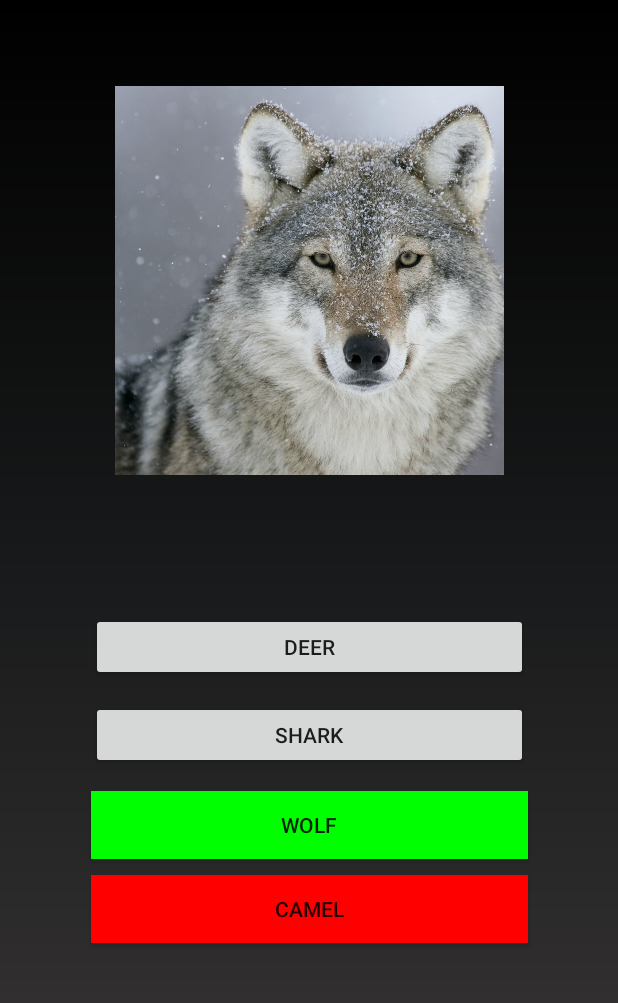
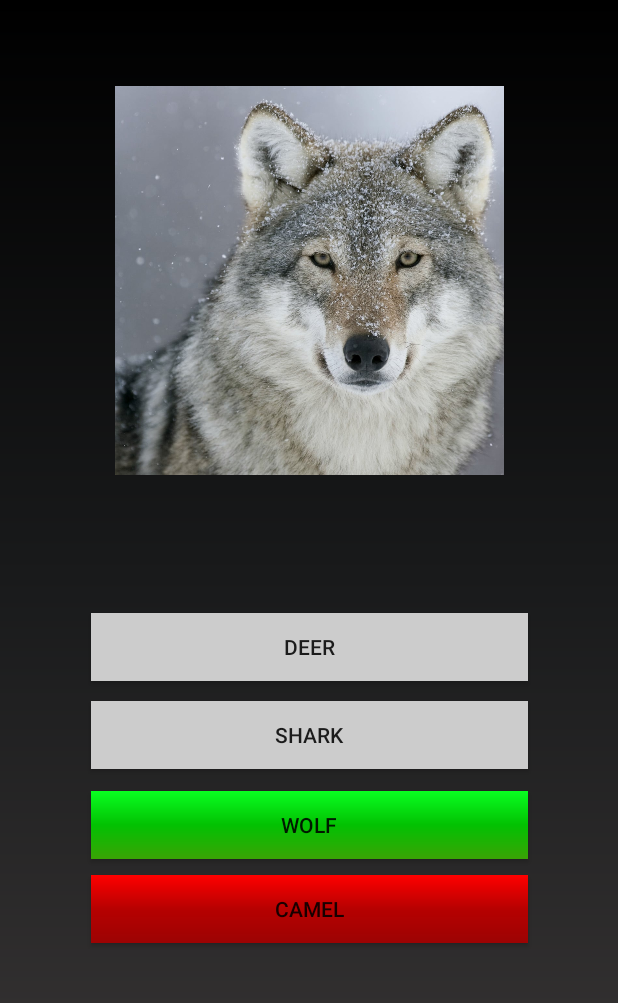
Before and after one commit to asen1995/Learning-animals-app, an Android app: the QuizAnimalActivity screen opened directly, with no data from a screen before it, after a tap on "WOLF", on a phone screen of 412 x 824 dp, the part 84-1087 px from its top. Run offline under Robolectric (Android 15) with nearby library versions, the phone set to English and light mode, and no system bars; 1 other tap on this screen came first.

Commit message:
button correct/wrong gradients

```diff
--- a/app/src/main/java/com/asennikolaev/learninganimals/activities/QuizAnimalActivity.java
+++ b/app/src/main/java/com/asennikolaev/learninganimals/activities/QuizAnimalActivity.java
@@ -10,7 +10,6 @@ import android.util.Log;
 import android.view.View;
 import android.widget.Button;
 import android.widget.ImageView;
-import android.widget.Toast;
 
 import com.asennikolaev.learninganimals.R;
 import com.asennikolaev.learninganimals.model.QuizGame;
@@ -18,8 +17,6 @@ import com.asennikolaev.learninganimals.model.QuizModel;
 import com.asennikolaev.learninganimals.score.QuizScore;
 import com.asennikolaev.learninganimals.sound.SoundManager;
 import com.asennikolaev.learninganimals.utils.ButtonHelperOperations;
-
-import java.util.List;
 
 import static android.content.ContentValues.TAG;
 
@@ -45,6 +42,9 @@ public class QuizAnimalActivity extends AppCompatActivity {
     private boolean correctAnswer;
     private boolean firstAnswer;
 
+    private Drawable greenCorrectButtonGradient;
+    private Drawable redIncorrectButtonGradient;
+
     private void initQuizScreenComponents() {
 
         imageViewQuestion = (ImageView) findViewById(R.id.imageView);
@@ -52,6 +52,13 @@ public class QuizAnimalActivity extends AppCompatActivity {
         buttonAnswer2 = (Button) findViewById(R.id.buttonAnswer2);
         buttonAnswer3 = (Button) findViewById(R.id.buttonAnswer3);
         buttonAnswer4 = (Button) findViewById(R.id.buttonAnswer4);
+
+        defaultButtonColor();
+
+
+        greenCorrectButtonGradient = getResources().getDrawable(R.drawable.gradient_button_correct);
+        redIncorrectButtonGradient = getResources().getDrawable(R.drawable.gradient_button_wrong_answer);
+
 
         righArrorNextQuestion = (Button) findViewById(R.id.buttonArrow);
 
@@ -64,6 +71,12 @@ public class QuizAnimalActivity extends AppCompatActivity {
         System.out.println("initQuizScreenComponents completed");
     }
 
+    private void defaultButtonColor() {
+        buttonAnswer1.setBackgroundColor(Color.LTGRAY);
+        buttonAnswer2.setBackgroundColor(Color.LTGRAY);
+        buttonAnswer3.setBackgroundColor(Color.LTGRAY);
+        buttonAnswer4.setBackgroundColor(Color.LTGRAY);
+    }
 
 
     @Override
@@ -72,6 +85,7 @@ public class QuizAnimalActivity extends AppCompatActivity {
 
         setContentView(R.layout.activity_quiz_animal);
         initQuizScreenComponents();
+
 
         Log.i(TAG, "initQuizScreenComponents finished");
 
@@ -133,8 +147,7 @@ public class QuizAnimalActivity extends AppCompatActivity {
             if(isCorrectAnswer(buttonText)){
 
                 soundSystem.playCorrectAnswerSound();
-
-                b.setBackgroundColor(Color.GREEN);
+                b.setBackground(greenCorrectButtonGradient);
                 quizNumber++;
                 showAllButtons();
 
@@ -148,7 +161,7 @@ public class QuizAnimalActivity extends AppCompatActivity {
 
             }else{
                 soundSystem.playBuzzerd();
-                b.setBackgroundColor(Color.RED);
+                b.setBackground(redIncorrectButtonGradient);
                 ButtonHelperOperations.hideButton(b);
 
                 if(firstAnswer) {
@@ -188,10 +201,7 @@ public class QuizAnimalActivity extends AppCompatActivity {
                 currentQuiz = QuizGame.quizModelList.get(quizNumber);
                 prepareQuestion(currentQuiz);
 
-                buttonAnswer1.setBackgroundColor(Color.LTGRAY);
-                buttonAnswer2.setBackgroundColor(Color.LTGRAY);
-                buttonAnswer3.setBackgroundColor(Color.LTGRAY);
-                buttonAnswer4.setBackgroundColor(Color.LTGRAY);
+                defaultButtonColor();
 
                 ButtonHelperOperations.hideButton(righArrorNextQuestion);
             }
--- /dev/null
+++ b/app/src/main/res/drawable/gradient_button_correct.xml
@@ -0,0 +1,12 @@
+<?xml version = "1.0" encoding = "utf-8" ?>
+<shape
+    android:shape = "rectangle"
+    xmlns:android = "http://schemas.android.com/apk/res/android"  android:layout_height="match_parent" android:layout_width="match_parent">
+
+    <gradient
+        android:startColor = "#3AA305"
+        android:centerColor = "#02C102"
+        android:endColor = "#09FF21"
+        android:angle = "90"
+        android:type = "linear" />
+</shape>
--- /dev/null
+++ b/app/src/main/res/drawable/gradient_button_wrong_answer.xml
@@ -0,0 +1,12 @@
+<?xml version = "1.0" encoding = "utf-8" ?>
+<shape
+    android:shape = "rectangle"
+    xmlns:android = "http://schemas.android.com/apk/res/android"  android:layout_height="match_parent" android:layout_width="match_parent">
+
+    <gradient
+        android:startColor = "#9C0303"
+        android:centerColor = "#B60101"
+        android:endColor = "#FF0000"
+        android:angle = "90"
+        android:type = "linear" />
+</shape>
```
